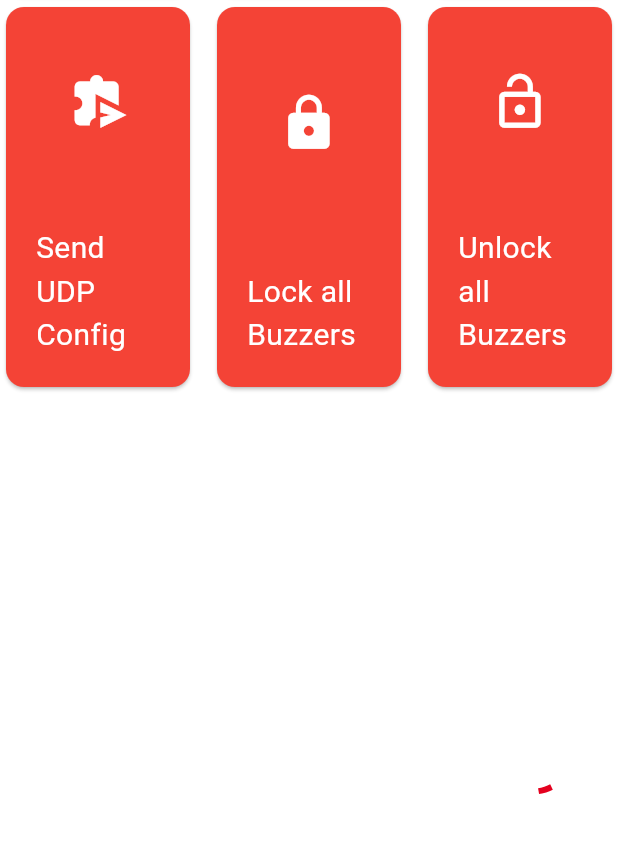
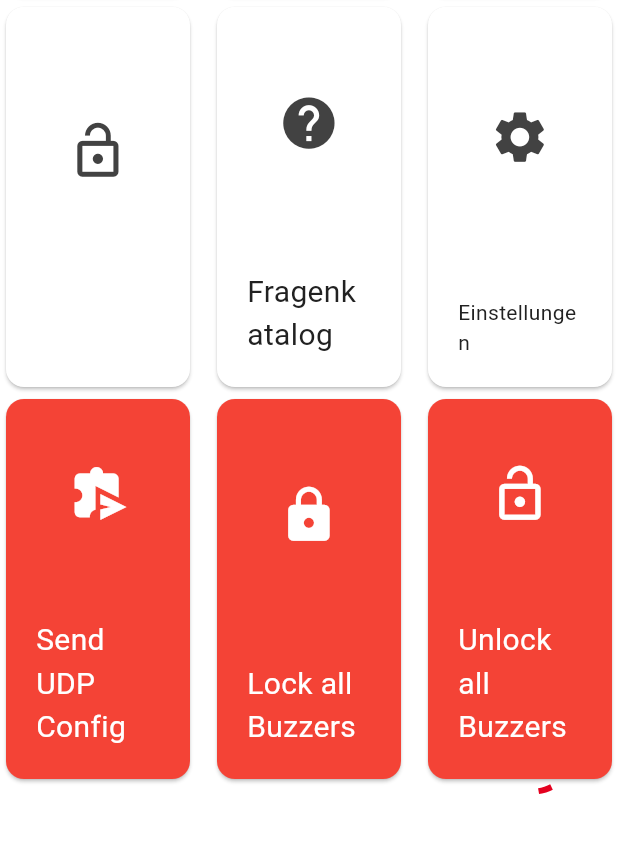
Before and after one commit to jojo-firedev/quizapp, a Flutter app: the screen it shows after launch, on a phone screen of 412 x 824 dp, the part 391-1236 px from its top. Run offline on Flutter 3.47's test engine with Material 3 defaults, Android fonts, the phone set to English and light mode, and no system bars; our stand-ins replace csv; missing offline and left inert: udp.

Commit message:
Füge neue Karten zur Startseite hinzu und aktualisiere Textstile

```diff
--- a/app/lib/presentation/home/home_page.dart
+++ b/app/lib/presentation/home/home_page.dart
@@ -110,6 +110,76 @@ class _HomePageState extends State<HomePage> {
               ),
             ),
             Card(
+              child: InkWell(
+                onTap: () => _buzzerSocketService.releaseBuzzer(),
+                child: Center(
+                  child: Column(
+                    children: [
+                      Expanded(
+                        child: Icon(
+                          Icons.lock_open,
+                          size: MediaQuery.of(context).size.width / 10,
+                        ),
+                      ),
+                      const Padding(
+                        padding: EdgeInsets.all(20.0),
+                        child: Text(
+                          '',
+                        ),
+                      ),
+                    ],
+                  ),
+                ),
+              ),
+            ),
+            Card(
+              child: InkWell(
+                onTap: () {},
+                child: Center(
+                  child: Column(
+                    children: [
+                      Expanded(
+                        child: Icon(
+                          Icons.help,
+                          size: MediaQuery.of(context).size.width / 10,
+                        ),
+                      ),
+                      const Padding(
+                        padding: EdgeInsets.all(20.0),
+                        child: Text(
+                          'Fragenkatalog',
+                          style: TextStyle(fontSize: 20),
+                        ),
+                      ),
+                    ],
+                  ),
+                ),
+              ),
+            ),
+            Card(
+              child: InkWell(
+                onTap: () => Navigator.pushNamed(context, '/einstellungen'),
+                child: Center(
+                  child: Column(
+                    children: [
+                      Expanded(
+                        child: Icon(
+                          Icons.settings,
+                          size: MediaQuery.of(context).size.width / 10,
+                        ),
+                      ),
+                      const Padding(
+                        padding: EdgeInsets.all(20.0),
+                        child: Text(
+                          'Einstellungen',
+                        ),
+                      ),
+                    ],
+                  ),
+                ),
+              ),
+            ),
+            Card(
               color: Colors.red,
               child: InkWell(
                 onTap: () => BuzzerService().sendConfigWithIP(),
@@ -199,10 +269,10 @@ class _HomePageState extends State<HomePage> {
             if (snapshot.hasData) {
               return Text(
                 'Verbundene Buttons: ${snapshot.data}',
-                style: TextStyle(fontSize: 20),
+                style: const TextStyle(fontSize: 20),
               );
             } else {
-              return CircularProgressIndicator();
+              return const CircularProgressIndicator();
             }
           },
         ),
```
